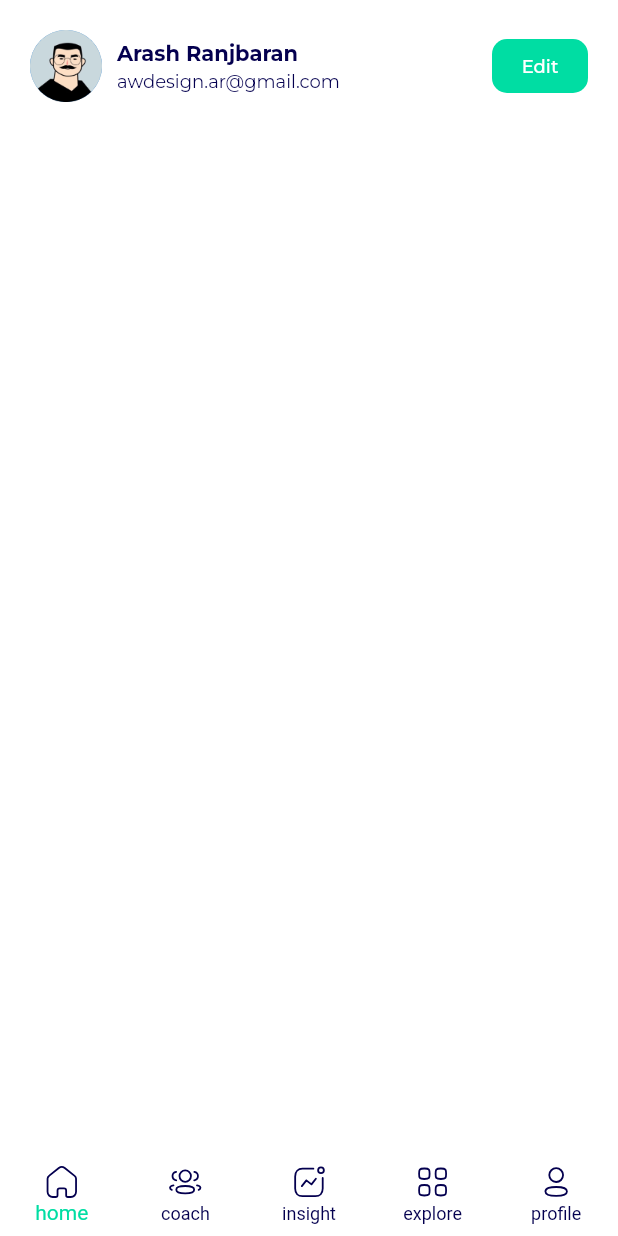
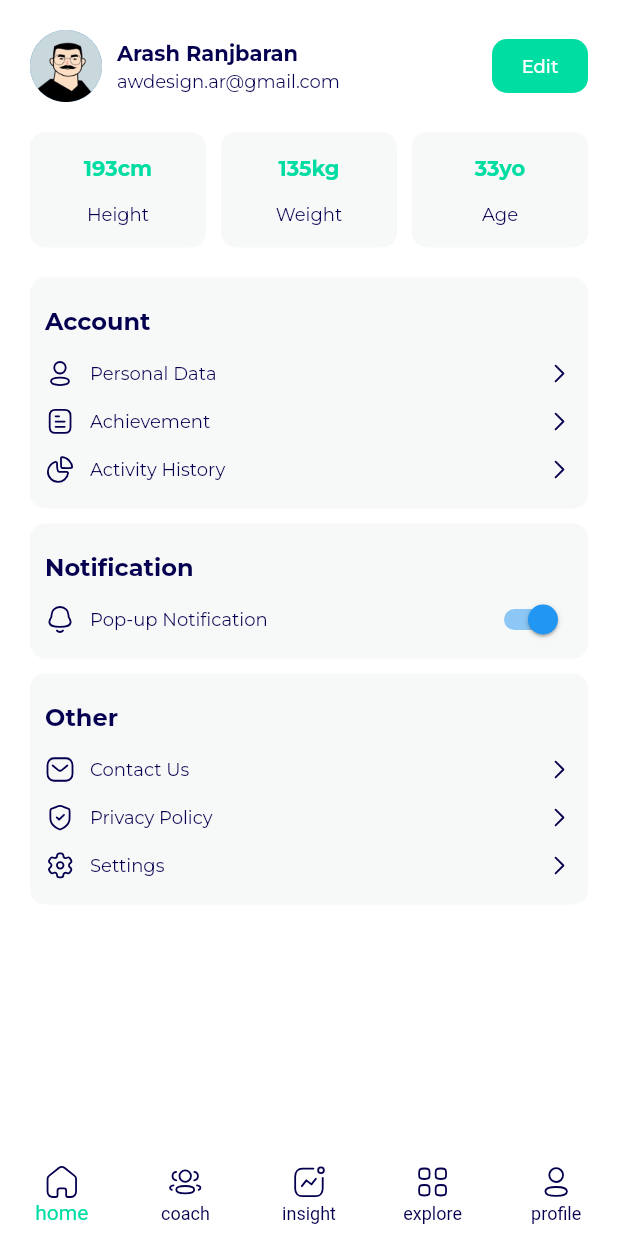
Before and after one commit to Saidmirzo/kinastic, a Flutter app: the screen it shows after launch, swiped to page 5, on a phone screen of 412 x 824 dp. Run offline on Flutter 3.47's test engine with Material 2 defaults, Android fonts, the phone set to English and light mode, and no system bars; our stand-ins replace flutter_svg; project files that could hold a hidden picture were left out.

Commit message:
create profile page

```diff
--- a/lib/config/constants/assets.dart
+++ b/lib/config/constants/assets.dart
@@ -32,6 +32,22 @@ class _Icons extends _AssetsFolder {
   String get notification => "$basePath/ic_notification.svg";
 
   String get backArrow => "$basePath/ic_back_arrow.svg";
+
+  String get achievement => "$basePath/ic_achievement.svg";
+
+  String get activity => "$basePath/ic_activity.svg";
+
+  String get contact => "$basePath/ic_contact.svg";
+
+  String get notif => "$basePath/ic_notif.svg";
+
+  String get privacy => "$basePath/ic_privacy.svg";
+
+  String get settings => "$basePath/ic_settings.svg";
+
+  String get user => "$basePath/ic_user.svg";
+
+  String get enter => "$basePath/ic_enter_arrow.svg";
 }
 
 class _Images extends _AssetsFolder {
--- /dev/null
+++ b/lib/presentation/pages/profile/components/each_settings_listtile.dart
@@ -0,0 +1,49 @@
+import 'package:flutter/material.dart';
+import 'package:flutter_svg/svg.dart';
+
+import '../../../../config/constants/app_colors.dart';
+import '../../../../config/constants/app_text_styles.dart';
+import '../../../../config/constants/assets.dart';
+
+// ignore: must_be_immutable
+class EachSettingsListTile extends StatefulWidget {
+  EachSettingsListTile({
+    required this.iconPath,
+    required this.title,
+    Key? key,
+  }) : super(key: key);
+  String iconPath;
+  String title;
+
+  @override
+  State<EachSettingsListTile> createState() => _EachSettingsListTileState();
+}
+
+class _EachSettingsListTileState extends State<EachSettingsListTile> {
+  bool isSwitch = true;
+
+  @override
+  Widget build(BuildContext context) {
+    return ListTile(
+      dense: true,
+      contentPadding: EdgeInsets.zero,
+      minLeadingWidth: 5,
+      horizontalTitleGap: 10,
+      visualDensity: const VisualDensity(vertical: -4),
+      leading: SvgPicture.asset(widget.iconPath),
+      title: Text(
+        widget.title,
+        style: AppTextStyles.regular1.copyWith(color: AppColors.primaryColor),
+      ),
+      trailing: widget.title == "Pop-up Notification"
+          ? Switch(
+              value: isSwitch,
+              onChanged: (value) {
+                setState(() {
+                  isSwitch = !isSwitch;
+                });
+              })
+          : SvgPicture.asset(Assets.icons.enter),
+    );
+  }
+}
--- /dev/null
+++ b/lib/presentation/pages/profile/components/settings_container.dart
@@ -0,0 +1,41 @@
+import 'package:flutter/material.dart';
+
+import '../../../../config/constants/app_colors.dart';
+import '../../../../config/constants/app_decorations.dart';
+import '../../../../config/constants/app_text_styles.dart';
+
+// ignore: must_be_immutable
+class SettingsContainer extends StatelessWidget {
+  SettingsContainer({
+    required this.title,
+    required this.widgets,
+    Key? key,
+  }) : super(key: key);
+  String title;
+  List<Widget> widgets;
+
+  @override
+  Widget build(BuildContext context) {
+    widgets.insert(
+      0,
+      Padding(
+        padding: const EdgeInsets.only(bottom: 8),
+        child: Text(
+          title,
+          style: AppTextStyles.h6.copyWith(color: AppColors.primaryColor),
+        ),
+      ),
+    );
+
+    return Container(
+      margin: const EdgeInsets.only(bottom: 10),
+      width: double.infinity,
+      padding: const EdgeInsets.only(top: 20, bottom: 10, left: 10, right: 10),
+      decoration: AppDecorations.defDecor,
+      child: Column(
+        crossAxisAlignment: CrossAxisAlignment.start,
+        children: widgets,
+      ),
+    );
+  }
+}
--- /dev/null
+++ b/lib/presentation/pages/profile/components/user_data_container.dart
@@ -0,0 +1,39 @@
+import 'package:flutter/material.dart';
+
+import '../../../../config/constants/app_colors.dart';
+import '../../../../config/constants/app_decorations.dart';
+import '../../../../config/constants/app_text_styles.dart';
+
+// ignore: must_be_immutable
+class UserDataContainer extends StatelessWidget {
+  UserDataContainer({
+    required this.title,
+    required this.subtitle,
+    Key? key,
+  }) : super(key: key);
+  String title;
+  String subtitle;
+
+  @override
+  Widget build(BuildContext context) {
+    return Expanded(
+      child: Container(
+        decoration: AppDecorations.defDecor,
+        padding: const EdgeInsets.symmetric(vertical: 15),
+        child: RichText(
+          textAlign: TextAlign.center,
+          text: TextSpan(
+            text: "$title\n",
+            style: AppTextStyles.h4.copyWith(color: AppColors.thirdColor),
+            children: [
+              TextSpan(
+                text: "\n$subtitle",
+                style: AppTextStyles.regular1.copyWith(color: AppColors.primaryColor),
+              ),
+            ],
+          ),
+        ),
+      ),
+    );
+  }
+}
--- a/lib/presentation/pages/profile/profile_page.dart
+++ b/lib/presentation/pages/profile/profile_page.dart
@@ -1,14 +1,54 @@
 import 'package:flutter/material.dart';
 import 'package:kinastic/config/constants/app_colors.dart';
+import 'package:kinastic/presentation/pages/profile/components/settings_container.dart';
 
 import '../../../config/constants/app_text_styles.dart';
 import '../../../config/constants/assets.dart';
+import 'components/each_settings_listtile.dart';
+import 'components/user_data_container.dart';
 
 class ProfilePage extends StatelessWidget {
   const ProfilePage({super.key});
 
   @override
   Widget build(BuildContext context) {
+    List<Widget> accountWidgets = [
+      EachSettingsListTile(
+        iconPath: Assets.icons.user,
+        title: "Personal Data",
+      ),
+      EachSettingsListTile(
+        iconPath: Assets.icons.achievement,
+        title: "Achievement",
+      ),
+      EachSettingsListTile(
+        iconPath: Assets.icons.activity,
+        title: "Activity History",
+      )
+    ];
+
+    List<Widget> otherWidgets = [
+      EachSettingsListTile(
+        iconPath: Assets.icons.contact,
+        title: "Contact Us",
+      ),
+      EachSettingsListTile(
+        iconPath: Assets.icons.privacy,
+        title: "Privacy Policy",
+      ),
+      EachSettingsListTile(
+        iconPath: Assets.icons.settings,
+        title: "Settings",
+      )
+    ];
+
+    List<Widget> notificationWidgets = [
+      EachSettingsListTile(
+        iconPath: Assets.icons.notif,
+        title: "Pop-up Notification",
+      )
+    ];
+
     return SafeArea(
       child: Container(
         margin: const EdgeInsets.all(20),
@@ -55,7 +95,32 @@ class ProfilePage extends StatelessWidget {
                   ),
                 )
               ],
-            )
+            ),
+            Padding(
+              padding: const EdgeInsets.symmetric(vertical: 20),
+              child: Row(
+                mainAxisSize: MainAxisSize.max,
+                children: [
+                  UserDataContainer(
+                    title: "193cm",
+                    subtitle: "Height",
+                  ),
+                  const SizedBox(width: 10),
+                  UserDataContainer(
+                    title: "135kg",
+                    subtitle: "Weight",
+                  ),
+                  const SizedBox(width: 10),
+                  UserDataContainer(
+                    title: "33yo",
+                    subtitle: "Age",
+                  ),
+                ],
+              ),
+            ),
+            SettingsContainer(title: "Account", widgets: accountWidgets),
+            SettingsContainer(title: "Notification", widgets: notificationWidgets),
+            SettingsContainer(title: "Other", widgets: otherWidgets),
           ],
         ),
       ),
```
Also changed, not shown: assets/icons/ic_achievement.svg (added), assets/icons/ic_activity.svg (added), assets/icons/ic_contact.svg (added), assets/icons/ic_enter_arrow.svg (added), assets/icons/ic_notif.svg (added), assets/icons/ic_privacy.svg (added), assets/icons/ic_settings.svg (added), assets/icons/ic_user.svg (added).
